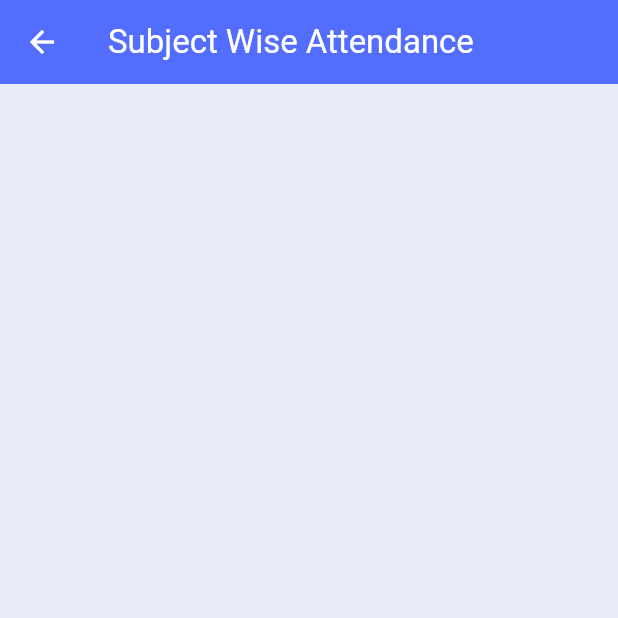
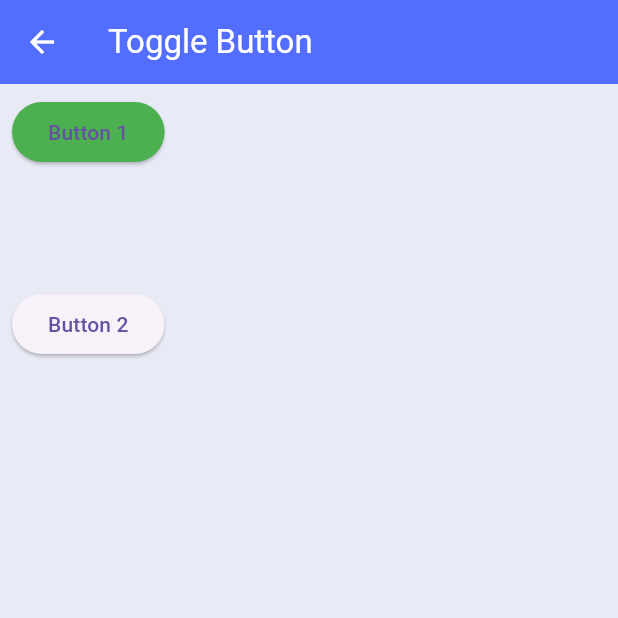
Before and after one commit to faireenazaidi/demo, a Flutter app: the SubjectWise screen opened directly, on a phone screen of 412 x 824 dp, the top half of it. Run offline on Flutter 3.47's test engine with Material 3 defaults, Android fonts, the phone set to English and light mode, and no system bars; our stand-ins replace fluttertoast, get; missing offline and left inert: custom_searchable_dropdown.

Commit message:
toggle Button

```diff
--- a/lib/main.dart
+++ b/lib/main.dart
@@ -3,6 +3,7 @@ import 'package:get/get.dart';
 import 'package:untitled2/homepage.dart';
 import 'package:untitled2/splashscreen.dart';
 import 'package:http/http.dart' as http;
+import 'package:untitled2/subjectWise.dart';
 
 import 'JsonData/jsonView.dart';
 import 'Login Page/loginpage.dart';
@@ -24,7 +25,7 @@ class MyApp extends StatelessWidget {
       debugShowCheckedModeBanner: false,
 
      // home: MyHomePage()
-     home: MyHomePage()
+     home: SubjectWise()
 
         );
 
--- a/lib/subjectWise.dart
+++ b/lib/subjectWise.dart
@@ -11,6 +11,10 @@ class SubjectWise extends StatefulWidget {
 }
 
 class _SubjectWiseState extends State<SubjectWise> {
+  String displayText ='Farziba';
+  String displayMsg = 'Faireena';
+  bool isTextVisible =false;
+  bool isMsgVisible = false;
   @override
   Widget build(BuildContext context) {
     return Scaffold(
@@ -21,21 +25,45 @@ class _SubjectWiseState extends State<SubjectWise> {
               Navigator.pop(context);
             },
             child: const Icon(Icons.arrow_back, color: Colors.white,)),
-        title: Text("Subject Wise Attendance",style: TextStyle(color: Colors.white),),
+        title: Text("Toggle Button",style: TextStyle(color: Colors.white),),
         backgroundColor: Colors.indigoAccent,
       ),
       body:
-       Column(
-         mainAxisAlignment: MainAxisAlignment.start,
-         children: [
-           Row(
-             mainAxisAlignment: MainAxisAlignment.start
-             ,
+       Padding(
+         padding: const EdgeInsets.all(8.0),
+         child: Column(
+           crossAxisAlignment: CrossAxisAlignment.start,
+           children: [
+             ElevatedButton(onPressed: (){
+               setState(() {
+                 isTextVisible = !isTextVisible;
+               });
 
-           )
-         ],
-       )
-
+             },
+               style:ElevatedButton.styleFrom(
+                 backgroundColor: Colors.green
+               ),
+               child: Text("Button 1"),
+             ),
+             if (isTextVisible)
+             Text(displayText,style: TextStyle(fontSize: 24),),
+             Padding(
+               padding: const EdgeInsets.only(top: 80.0),
+               child: Row(
+                 children: [
+                   ElevatedButton(onPressed: (){
+                     setState(() {
+                       isMsgVisible = !isMsgVisible;
+                     });
+                   }, child: Text("Button 2")),
+                 ],
+               ),
+             ),
+             if (isMsgVisible)
+              Text(displayMsg),
+           ],
+         ),
+       ),
     );
   }
 }
```
Also changed, not shown: pubspec.lock.
